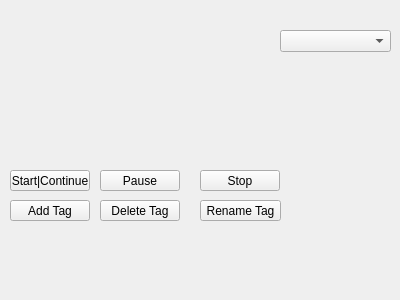
Before: the Qt Designer form Observerr/videotag.ui in Netmisha/observer, drawn with Qt 5.
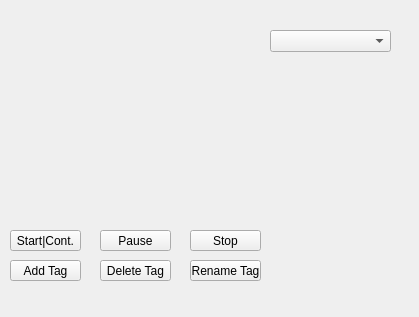
After: the same form once the commit is applied. Custom widgets are drawn as their Qt base class.

Diff of the .ui file:
```diff
--- a/Observerr/videotag.ui
+++ b/Observerr/videotag.ui
@@ -6,8 +6,8 @@
    <rect>
     <x>0</x>
     <y>0</y>
-    <width>400</width>
-    <height>300</height>
+    <width>419</width>
+    <height>317</height>
    </rect>
   </property>
   <property name="windowTitle">
@@ -16,9 +16,9 @@
   <widget class="QComboBox" name="Tags">
    <property name="geometry">
     <rect>
-     <x>280</x>
+     <x>270</x>
      <y>30</y>
-     <width>111</width>
+     <width>121</width>
      <height>22</height>
     </rect>
    </property>
@@ -27,21 +27,21 @@
    <property name="geometry">
     <rect>
      <x>10</x>
-     <y>170</y>
-     <width>80</width>
+     <y>230</y>
+     <width>71</width>
      <height>21</height>
     </rect>
    </property>
    <property name="text">
-    <string>Start|Continue</string>
+    <string>Start|Cont.</string>
    </property>
   </widget>
   <widget class="QPushButton" name="Stop">
    <property name="geometry">
     <rect>
-     <x>200</x>
-     <y>170</y>
-     <width>80</width>
+     <x>190</x>
+     <y>230</y>
+     <width>71</width>
      <height>21</height>
     </rect>
    </property>
@@ -57,8 +57,8 @@
     <rect>
      <x>10</x>
      <y>30</y>
-     <width>271</width>
-     <height>141</height>
+     <width>251</width>
+     <height>191</height>
     </rect>
    </property>
    <property name="autoFillBackground">
@@ -69,8 +69,8 @@
    <property name="geometry">
     <rect>
      <x>10</x>
-     <y>200</y>
-     <width>80</width>
+     <y>260</y>
+     <width>71</width>
      <height>21</height>
     </rect>
    </property>
@@ -82,8 +82,8 @@
    <property name="geometry">
     <rect>
      <x>100</x>
-     <y>200</y>
-     <width>80</width>
+     <y>260</y>
+     <width>71</width>
      <height>21</height>
     </rect>
    </property>
@@ -94,9 +94,9 @@
   <widget class="QPushButton" name="RenameTag">
    <property name="geometry">
     <rect>
-     <x>200</x>
-     <y>200</y>
-     <width>81</width>
+     <x>190</x>
+     <y>260</y>
+     <width>71</width>
      <height>21</height>
     </rect>
    </property>
@@ -108,8 +108,8 @@
    <property name="geometry">
     <rect>
      <x>100</x>
-     <y>170</y>
-     <width>80</width>
+     <y>230</y>
+     <width>71</width>
      <height>21</height>
     </rect>
    </property>
```
Left out of the diff: 10 changed lines with no effect on the pictures.
